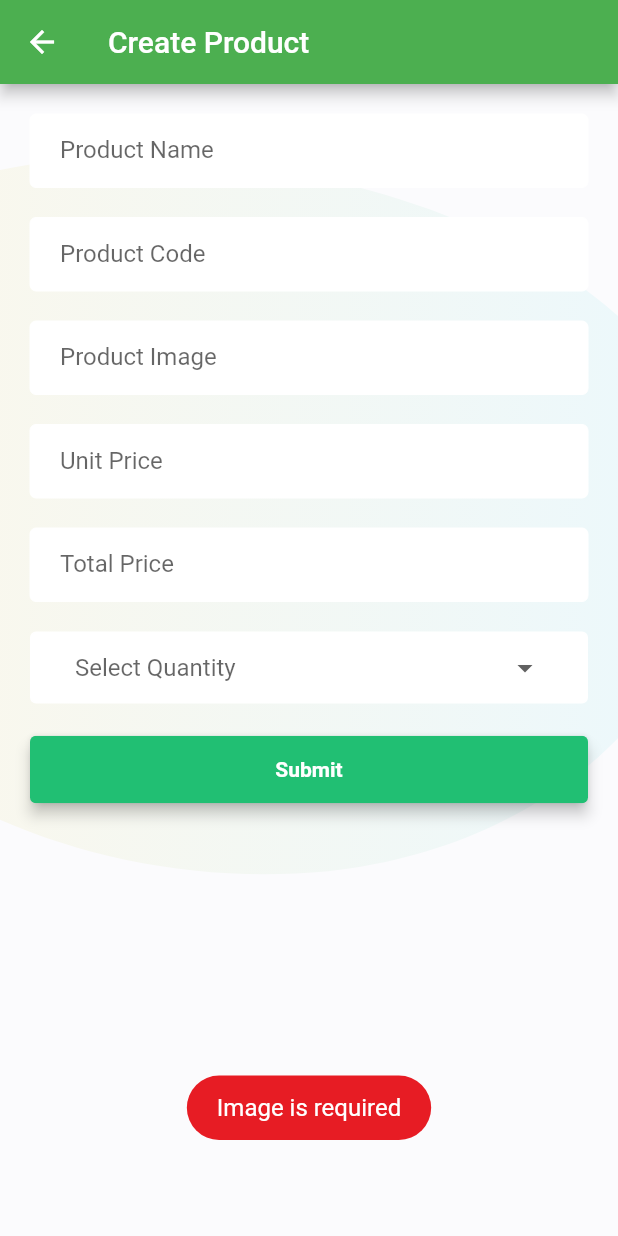
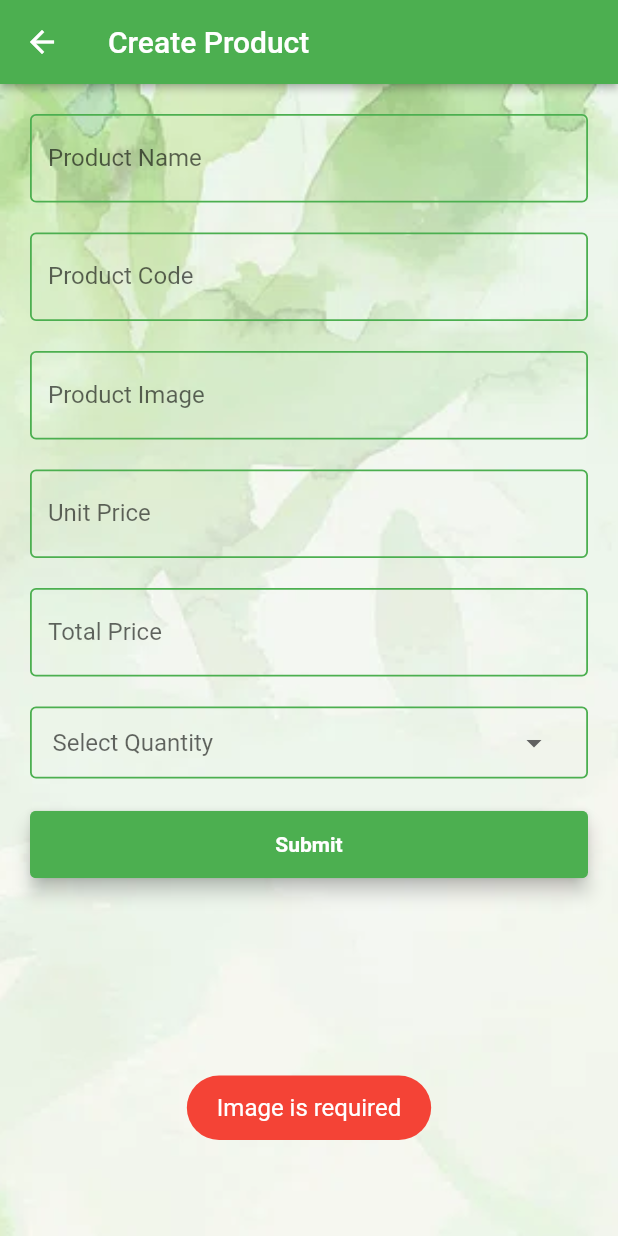
Before and after one commit to shamilirfan/learningFlutter, a Flutter app: the ProductCreate screen opened directly, after a tap on "Submit", on a phone screen of 412 x 824 dp. Run offline on Flutter 3.47's test engine with Material 3 defaults, Android fonts, the phone set to English and light mode, and no system bars; our stand-ins replace fluttertoast; network calls fail.

Commit message:
part - 6

```diff
--- a/lib/Screeen/ProductCreate.dart
+++ b/lib/Screeen/ProductCreate.dart
@@ -3,6 +3,7 @@ import 'package:flutter/material.dart';
 import 'package:app1/style/style.dart';
 
 class ProductCreate extends StatefulWidget {
+  @override
   const ProductCreate({super.key});
   @override
   State<ProductCreate> createState() => _ProductCreate();
@@ -19,132 +20,127 @@ class _ProductCreate extends State<ProductCreate> {
     "UnitPrice": "",
   };
 
+  // input on Change
+  void inputOnChange(String key, dynamic value) =>
+      setState(() => formValues[key] = value);
+
   // Loading
-  bool Loading = false;
+  bool loading = false;
 
-  // Input on Change Method
-  void inputOnChange(String key, dynamic value) {
-    setState(() {
-      formValues[key] = value;
-    });
-  }
-
-  // input validation
-  void formOnSubmit() async {
-    if (formValues['Img']!.length == 0) {
+  // form submit
+  void formSubmit() async {
+    if (formValues["Img"]!.length == 0) {
       errorToast('Image is required');
-    } else if (formValues['ProductCode']!.length == 0) {
+    } else if (formValues["ProductCode"]!.length == 0) {
       errorToast('Product Code is required');
-    } else if (formValues['ProductName']!.length == 0) {
+    } else if (formValues["ProductName"]!.length == 0) {
       errorToast('Product Name is required');
-    } else if (formValues['Quantity']!.length == 0) {
+    } else if (formValues["Quantity"]!.length == 0) {
       errorToast('Quantity is required');
-    } else if (formValues['TotalPrice']!.length == 0) {
+    } else if (formValues["TotalPrice"]!.length == 0) {
       errorToast('Total Price is required');
-    } else if (formValues['UnitPrice']!.length == 0) {
-      errorToast('Unit Price is required');
+    } else if (formValues["UnitPrice"]!.length == 0) {
+      errorToast('Unit Price Price is required');
     } else {
-      // Data Rest API
-      setState(() => Loading = true);
-      await ProductCreateRequest(formValues);
-      setState(() => Loading = false);
+      setState(() => loading = true);
+      await productCreateRequest(formValues);
+      setState(() => loading = false);
     }
   }
 
   @override
   Widget build(BuildContext context) {
     return Scaffold(
-      appBar: AppBar(title: Text("Create Product")),
+      appBar: AppBar(
+        title: Text('Create Product', style: TextStyle(color: white)),
+        backgroundColor: green,
+        elevation: 2,
+      ),
       body: Stack(
         children: [
-          // Background Graphics
-          screenBackGround(context),
+          backGround(context),
+          // Loading
           Container(
-            child: Loading
-                ? (Center(child: CircularProgressIndicator()))
-                : ((SingleChildScrollView(
+            child: loading
+                ? Center(child: CircularProgressIndicator())
+                : SingleChildScrollView(
                     padding: EdgeInsets.all(20),
                     child: Column(
                       children: [
                         TextFormField(
-                          onChanged: (value) {
-                            inputOnChange('ProductName', value);
-                          },
+                          onChanged: (value) =>
+                              inputOnChange('ProductName', value),
                           decoration: inputDecoration('Product Name'),
                         ),
                         SizedBox(height: 20),
                         TextFormField(
-                          onChanged: (value) {
-                            inputOnChange('ProductCode', value);
-                          },
+                          onChanged: (value) =>
+                              inputOnChange('ProductCode', value),
                           decoration: inputDecoration('Product Code'),
                         ),
                         SizedBox(height: 20),
                         TextFormField(
-                          onChanged: (value) {
-                            inputOnChange('Img', value);
-                          },
+                          onChanged: (value) => inputOnChange('Img', value),
                           decoration: inputDecoration('Product Image'),
                         ),
                         SizedBox(height: 20),
                         TextFormField(
-                          onChanged: (value) {
-                            inputOnChange('UnitPrice', value);
-                          },
+                          onChanged: (value) =>
+                              inputOnChange('UnitPrice', value),
                           decoration: inputDecoration('Unit Price'),
                         ),
                         SizedBox(height: 20),
                         TextFormField(
-                          onChanged: (value) {
-                            inputOnChange('TotalPrice', value);
-                          },
+                          onChanged: (value) =>
+                              inputOnChange('TotalPrice', value),
                           decoration: inputDecoration('Total Price'),
                         ),
                         SizedBox(height: 20),
-                        decoratedBox(
-                          DropdownButton(
+                        DecoratedBox(
+                          decoration: boxDecoration(),
+                          child: dropdownMenu(
+                            DropdownButton<String>(
                               value: formValues['Quantity'].isEmpty
                                   ? null
                                   : formValues['Quantity'],
                               hint: Text("Select Quantity"),
                               items: const [
                                 DropdownMenuItem(
-                                value: '',
-                                child: Text('Select Quantity'),
+                                  value: '1 Piece',
+                                  child: Text('1 Piece'),
                                 ),
                                 DropdownMenuItem(
-                                value: '1 Pice',
-                                child: Text('1 Pice'),
+                                  value: '2 Piece',
+                                  child: Text('2 Piece'),
                                 ),
                                 DropdownMenuItem(
-                                value: '2 Pice',
-                                child: Text('2 Pice'),
+                                  value: '3 Piece',
+                                  child: Text('3 Piece'),
                                 ),
                                 DropdownMenuItem(
-                                value: '3 Pice',
-                                child: Text('3 Pice'),
-                              ),
-                              DropdownMenuItem(
-                                value: '4 Pice',
-                                child: Text('4 Pice'),
+                                  value: '4 Piece',
+                                  child: Text('4 Piece'),
                                 ),
                               ],
-                            onChanged: (value) {
+                              onChanged: (String? value) {
+                                if (value != null) {
                                   inputOnChange('Quantity', value);
+                                }
                               },
                               underline: Container(),
                               isExpanded: true,
                             ),
                           ),
+                        ),
                         SizedBox(height: 20),
                         ElevatedButton(
-                          onPressed: () => formOnSubmit(),
+                          onPressed: () => formSubmit(),
                           style: buttonStyle(),
-                          child: successButtonChild('Submit'),
+                          child: buttonChild('Submit'),
                         ),
                       ],
                     ),
-                  ))),
+                  ),
           ),
         ],
       ),
--- a/lib/main.dart
+++ b/lib/main.dart
@@ -1,5 +1,6 @@
 import 'package:app1/Screeen/ProductGridView.dart';
 import 'package:flutter/material.dart';
+import 'package:app1/Screeen/ProductCreate.dart';
 
 void main() {
   runApp(MyApp());
@@ -14,7 +15,7 @@ class MyApp extends StatelessWidget {
       theme: ThemeData(primarySwatch: Colors.green, useMaterial3: false),
       title: 'App',
       debugShowCheckedModeBanner: false,
-      home: ProductGridView(),
+      home: Productgridview(),
     );
   }
 }
--- a/lib/style/style.dart
+++ b/lib/style/style.dart
@@ -1,32 +1,17 @@
-import 'package:app1/Screeen/ProductGridView.dart';
 import 'package:flutter/material.dart';
-import 'package:flutter_svg/flutter_svg.dart';
 import 'package:fluttertoast/fluttertoast.dart';
 
-const colorRed = Color.fromRGBO(231, 28, 36, 1);
-const colorGreen = Color.fromRGBO(33, 191, 115, 1);
-const colorWhite = Color.fromRGBO(255, 255, 255, 1);
-const colorDarkBlue = Color.fromRGBO(44, 62, 88, 1);
+// color
+const white = Colors.white;
+const green = Colors.green;
+const red = Colors.red;
+const black = Colors.black;
+const transparent = Colors.transparent;
 
-InputDecoration inputDecoration(dynamic labelTxt) {
-  return InputDecoration(
-    focusedBorder: OutlineInputBorder(
-      borderSide: BorderSide(color: colorGreen, width: 1),
-    ),
-    enabledBorder: OutlineInputBorder(
-      borderSide: BorderSide(color: colorWhite, width: 0),
-    ),
-    filled: true,
-    fillColor: colorWhite,
-    contentPadding: EdgeInsets.fromLTRB(20, 10, 10, 20),
-    labelText: labelTxt,
-    hoverColor: colorWhite,
-  );
-}
-
-SvgPicture screenBackGround(BuildContext context) {
-  return SvgPicture.asset(
-    'assets/images/image-2.svg',
+// Background
+Widget backGround(BuildContext context) {
+  return Image.asset(
+    'assets/images/image-1.webp',
     alignment: Alignment.center,
     width: MediaQuery.of(context).size.width,
     height: MediaQuery.of(context).size.height,
@@ -34,66 +19,86 @@ SvgPicture screenBackGround(BuildContext context) {
   );
 }
 
-DecoratedBox decoratedBox(child) {
-  return DecoratedBox(
-    decoration: BoxDecoration(
-      color: colorWhite,
-      border: Border.all(color: colorWhite, width: 1),
-      borderRadius: BorderRadius.circular(4),
+// InputDecoration
+InputDecoration inputDecoration(String labelTxt) {
+  return InputDecoration(
+    labelText: labelTxt,
+    // filled: true,
+    border: OutlineInputBorder(),
+    enabledBorder: OutlineInputBorder(
+      borderSide: BorderSide(color: green, width: 1.2),
     ),
-    child: Padding(padding: EdgeInsets.only(left: 30, right: 30), child: child),
+    focusedBorder: OutlineInputBorder(
+      borderSide: BorderSide(color: green, width: 2.0),
+    ),
   );
 }
 
-ButtonStyle buttonStyle() {
-  return ElevatedButton.styleFrom(
-    backgroundColor: Colors.transparent,
-    foregroundColor: colorWhite,
-    elevation: 4,
-    padding: EdgeInsets.all(0),
+// Dropdown Field
+BoxDecoration boxDecoration() {
+  return BoxDecoration(
+    color: transparent,
+    border: Border.all(color: green, width: 1.2),
+    borderRadius: BorderRadius.circular(4),
   );
 }
 
-Ink successButtonChild(String buttonTxt) {
+// Dropdown Menu
+Padding dropdownMenu(DropdownButton child) =>
+    Padding(padding: EdgeInsets.only(left: 15, right: 24), child: child);
+
+// Button style
+ButtonStyle buttonStyle() {
+  return ElevatedButton.styleFrom(
+    backgroundColor: transparent,
+    foregroundColor: white,
+    padding: EdgeInsets.all(0),
+    elevation: 5,
+  );
+}
+
+Ink buttonChild(String btnTxt) {
   return Ink(
     decoration: BoxDecoration(
-      color: colorGreen,
+      color: green,
       borderRadius: BorderRadius.circular(4),
     ),
     child: Container(
       height: 45,
       alignment: Alignment.center,
-      child: Text(buttonTxt, style: TextStyle(fontWeight: FontWeight.bold)),
+      child: Text(btnTxt, style: TextStyle(fontWeight: FontWeight.bold)),
     ),
   );
 }
 
-// Toast
-void errorToast(msg) {
+// Error Toast
+void errorToast(String msg) {
   Fluttertoast.showToast(
     msg: msg,
     toastLength: Toast.LENGTH_SHORT,
     gravity: ToastGravity.BOTTOM,
-    timeInSecForIosWeb: 1,
-    backgroundColor: colorRed,
-    textColor: colorWhite,
+    timeInSecForIosWeb: 2,
+    backgroundColor: red,
+    textColor: white,
     fontSize: 16.0,
   );
 }
 
-void successToast(msg) {
+// Success Toast
+void successToast(String msg) {
   Fluttertoast.showToast(
     msg: msg,
     toastLength: Toast.LENGTH_SHORT,
     gravity: ToastGravity.BOTTOM,
-    timeInSecForIosWeb: 1,
-    backgroundColor: colorGreen,
-    textColor: colorWhite,
+    timeInSecForIosWeb: 2,
+    backgroundColor: green,
+    textColor: white,
     fontSize: 16.0,
   );
 }
 
-SliverGridDelegateWithFixedCrossAxisCount ProductGridViewStyle() {
+// Product Grid View
+SliverGridDelegateWithFixedCrossAxisCount productGridViewStyle() {
   return SliverGridDelegateWithFixedCrossAxisCount(
     crossAxisCount: 2,
     mainAxisSpacing: 2,
```
Also changed, not shown: lib/RestAPI/RestClient.dart (+21 -17 lines), lib/Screeen/ProductGridView.dart (+24 -18 lines), assets/images/image-2.svg (deleted). Lines whose indentation alone changed are shown as unchanged.
